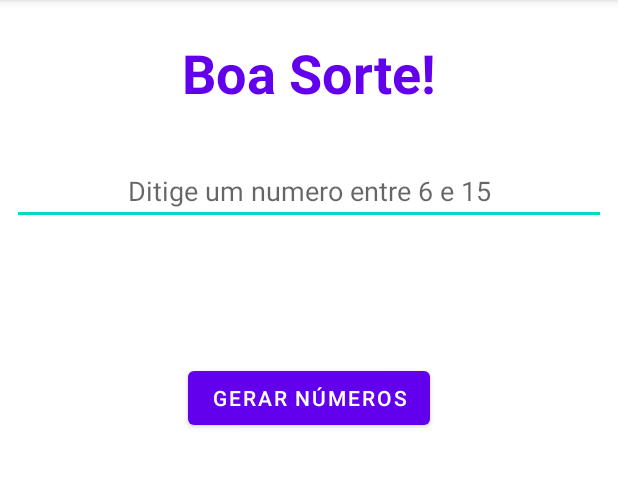
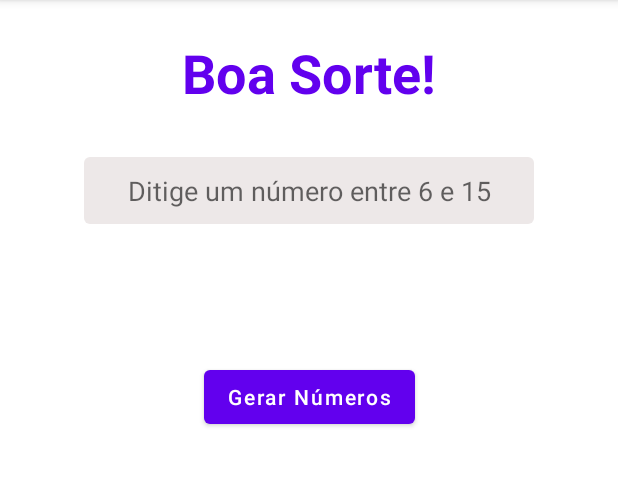
Before and after one commit to Marcel0Sousa/Projetos-Android-Express, an Android app: the screen it shows after launch (MainActivity), on a phone screen of 412 x 824 dp, the part 84-571 px from its top. Run offline under Robolectric (Android 15) with nearby library versions, the phone set to English and light mode, and no system bars.

Commit message:
Refatoração do projeto

```diff
--- a/GanheiNaMega/app/src/main/java/co/tiagoaguiar/ganheinamega/util/util.kt
+++ b/GanheiNaMega/app/src/main/java/co/tiagoaguiar/ganheinamega/util/util.kt
@@ -1,10 +1,16 @@
 package co.tiagoaguiar.ganheinamega.util
 
 import android.content.Context
+import android.view.View
 import android.widget.Toast
 import androidx.core.app.NotificationCompat.MessagingStyle.Message
+import com.google.android.material.snackbar.Snackbar
 import kotlin.time.Duration
 
 fun toast(context: Context, message: String, duration: Int) {
     Toast.makeText(context, message, duration).show()
 }
+
+fun snackBar(view: View, message: String, duration: Int) {
+    Snackbar.make(view, message, duration).show()
+}
--- a/GanheiNaMega/app/src/main/res/layout/activity_main.xml
+++ b/GanheiNaMega/app/src/main/res/layout/activity_main.xml
@@ -20,20 +20,33 @@
         app:layout_constraintStart_toStartOf="parent"
         app:layout_constraintTop_toTopOf="parent" />
 
+    <androidx.constraintlayout.widget.Guideline
+        android:id="@+id/guideline_begin"
+        android:layout_width="wrap_content"
+        android:layout_height="wrap_content"
+        android:orientation="vertical"
+        app:layout_constraintGuide_begin="48dp" />
+
+    <androidx.constraintlayout.widget.Guideline
+        android:id="@+id/guideline_end"
+        android:layout_width="wrap_content"
+        android:layout_height="wrap_content"
+        android:orientation="vertical"
+        app:layout_constraintGuide_end="48dp" />
+
     <EditText
         android:id="@+id/edt_number"
-        android:layout_width="match_parent"
+        android:layout_width="0dp"
         android:layout_height="wrap_content"
         android:layout_marginTop="32dp"
+        android:background="@drawable/shape_edt_text"
         android:hint="@string/str_number"
+        android:inputType="number"
+        android:maxLength="2"
+        android:maxLines="1"
         android:textAlignment="center"
-        android:inputType="number"
-        android:maxLines="1"
-        android:maxLength="2"
-        android:paddingStart="8dp"
-        android:paddingEnd="8dp"
-        app:layout_constraintEnd_toEndOf="parent"
-        app:layout_constraintStart_toStartOf="parent"
+        app:layout_constraintEnd_toEndOf="@id/guideline_end"
+        app:layout_constraintStart_toStartOf="@id/guideline_begin"
         app:layout_constraintTop_toBottomOf="@id/txt_title" />
 
     <TextView
@@ -41,11 +54,11 @@
         android:layout_width="wrap_content"
         android:layout_height="wrap_content"
         android:layout_marginTop="32dp"
-        tools:text="2024"
         android:textSize="20sp"
         app:layout_constraintEnd_toEndOf="parent"
         app:layout_constraintStart_toStartOf="parent"
-        app:layout_constraintTop_toBottomOf="@id/edt_number" />
+        app:layout_constraintTop_toBottomOf="@id/edt_number"
+        tools:text="@string/str_message_tools" />
 
     <Button
         android:id="@+id/btn_generate"
@@ -53,6 +66,7 @@
         android:layout_height="wrap_content"
         android:layout_marginTop="32dp"
         android:text="@string/str_number_generator"
+        android:textAllCaps="false"
         app:layout_constraintEnd_toEndOf="parent"
         app:layout_constraintStart_toStartOf="parent"
         app:layout_constraintTop_toBottomOf="@id/txt_result" />
--- a/GanheiNaMega/app/src/main/res/values/strings.xml
+++ b/GanheiNaMega/app/src/main/res/values/strings.xml
@@ -1,6 +1,8 @@
 <resources>
     <string name="app_name">GanheiNaMega</string>
     <string name="str_title">Boa Sorte!</string>
-    <string name="str_number">Ditige um numero entre 6 e 15</string>
+    <string name="str_number">Ditige um número entre 6 e 15</string>
     <string name="str_number_generator">Gerar Números</string>
+    <string name="message">Informe um número entre 6 e 15</string>
+    <string name="str_message_tools">Número da Sorte</string>
 </resources>
```
Also changed, not shown: GanheiNaMega/app/src/main/java/co/tiagoaguiar/ganheinamega/MainActivity.kt (+34 -31 lines).
